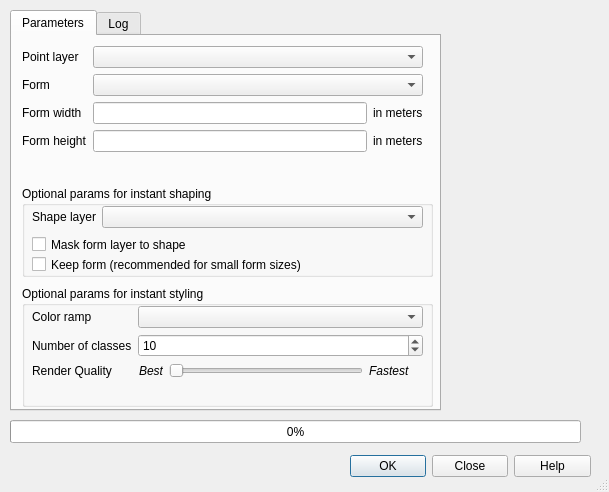
Before: the Qt Designer form bestagon_dialog_base.ui in KonstiDE/Bestagon, drawn with Qt 5.
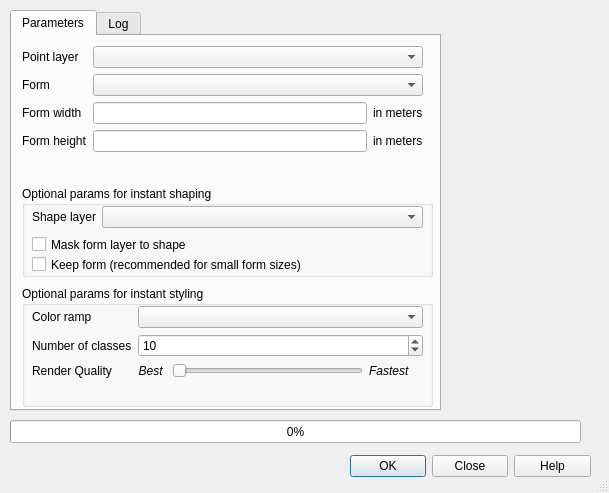
After: the same form once the commit is applied. Icons and pictures are not drawn. Custom widgets are drawn as their Qt base class.

Commit message: Changed icon to bestagon and disabled indicators for render_slider

Diff of the .ui file:
```diff
--- a/bestagon_dialog_base.ui
+++ b/bestagon_dialog_base.ui
@@ -10,7 +10,7 @@
     <x>0</x>
     <y>0</y>
     <width>609</width>
-    <height>492</height>
+    <height>493</height>
    </rect>
   </property>
   <property name="windowTitle">
@@ -57,7 +57,7 @@
        <x>10</x>
        <y>10</y>
        <width>401</width>
-       <height>120</height>
+       <height>123</height>
       </rect>
      </property>
      <layout class="QFormLayout" name="formLayout">
@@ -171,7 +171,7 @@
         <x>10</x>
         <y>20</y>
         <width>391</width>
-        <height>27</height>
+        <height>28</height>
        </rect>
       </property>
       <layout class="QFormLayout" name="formLayout_2">
@@ -279,7 +279,7 @@
             </font>
            </property>
            <property name="text">
-            <string>Best</string>
+            <string>Best </string>
            </property>
            <property name="alignment">
             <set>Qt::AlignRight|Qt::AlignTrailing|Qt::AlignVCenter</set>
@@ -289,7 +289,7 @@
          <item>
           <widget class="QSlider" name="horizontalSlider">
            <property name="enabled">
-            <bool>true</bool>
+            <bool>false</bool>
            </property>
            <property name="minimum">
             <number>1</number>
```
Left out of the diff: 6 changed lines with no effect on the pictures. The commit also changes 1 other file.
